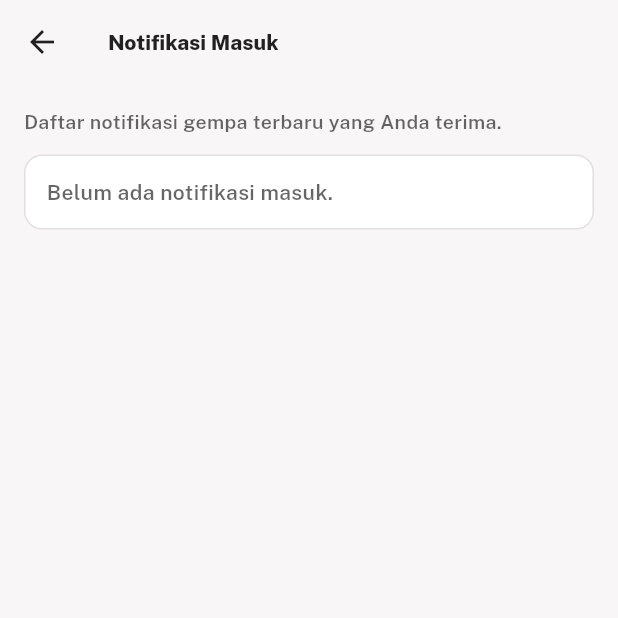
After one commit to slabkim/EVACUATE.AI, a Flutter app: the NotificationsScreen screen opened directly, on a phone screen of 412 x 824 dp, the top half of it. The commit adds this screen. Run offline on Flutter 3.47's test engine with Material 3 defaults, Android fonts, the phone set to English and light mode, and no system bars; our stand-ins replace audioplayers, firebase_core, firebase_messaging, flutter_local_notifications, flutter_map, geocoding and 4 more; accounts and stored records are empty; network calls fail.

Commit message:
fix cron

```diff
--- a/lib/screens/home_screen.dart
+++ b/lib/screens/home_screen.dart
@@ -28,10 +28,12 @@ class HomeScreen extends StatelessWidget {
     super.key,
     required this.onTapChatAi,
     required this.onTapChecklist,
+    required this.onTapNotifications,
   });
 
   final VoidCallback onTapChatAi;
   final VoidCallback onTapChecklist;
+  final VoidCallback onTapNotifications;
 
   @override
   Widget build(BuildContext context) {
@@ -50,7 +52,7 @@ class HomeScreen extends StatelessWidget {
                 _HeaderLokasi(
                   label: appState.locationLabel,
                   hasUnreadNotifications: appState.hasUnreadNotifications,
-                  onTapNotifications: () => appState.setSelectedTab(3),
+                  onTapNotifications: onTapNotifications,
                 ),
                 Expanded(
                   child: RefreshIndicator(
--- /dev/null
+++ b/lib/screens/notifications_screen.dart
@@ -0,0 +1,132 @@
+import 'package:flutter/material.dart';
+import 'package:provider/provider.dart';
+
+import '../state/app_state.dart';
+import '../theme/app_theme.dart';
+
+class NotificationsScreen extends StatelessWidget {
+  const NotificationsScreen({super.key});
+
+  @override
+  Widget build(BuildContext context) {
+    return Consumer<AppState>(
+      builder: (context, appState, _) {
+        final notifications = appState.nearbyReports;
+        final isDark = Theme.of(context).brightness == Brightness.dark;
+
+        return Scaffold(
+          appBar: AppBar(
+            title: const Text(
+              'Notifikasi Masuk',
+              style: TextStyle(fontWeight: FontWeight.w800),
+            ),
+          ),
+          body: Center(
+            child: ConstrainedBox(
+              constraints: const BoxConstraints(maxWidth: 440),
+              child: ListView(
+                padding: const EdgeInsets.all(16),
+                children: <Widget>[
+                  Text(
+                    'Daftar notifikasi gempa terbaru yang Anda terima.',
+                    style: TextStyle(
+                      color: Theme.of(context).hintColor,
+                      fontSize: 13,
+                      fontWeight: FontWeight.w600,
+                    ),
+                  ),
+                  const SizedBox(height: 12),
+                  if (notifications.isEmpty)
+                    _EmptyBox(isDark: isDark)
+                  else
+                    ...notifications.map(
+                      (item) => _NotificationTile(
+                        title: item,
+                        isDark: isDark,
+                      ),
+                    ),
+                ],
+              ),
+            ),
+          ),
+        );
+      },
+    );
+  }
+}
+
+class _NotificationTile extends StatelessWidget {
+  const _NotificationTile({
+    required this.title,
+    required this.isDark,
+  });
+
+  final String title;
+  final bool isDark;
+
+  @override
+  Widget build(BuildContext context) {
+    return Container(
+      margin: const EdgeInsets.only(bottom: 10),
+      padding: const EdgeInsets.all(12),
+      decoration: BoxDecoration(
+        color: isDark ? AppTheme.surfaceDark : Colors.white,
+        borderRadius: BorderRadius.circular(12),
+        border: Border.all(color: isDark ? Colors.white10 : Colors.black12),
+      ),
+      child: Row(
+        crossAxisAlignment: CrossAxisAlignment.start,
+        children: <Widget>[
+          Container(
+            width: 28,
+            height: 28,
+            decoration: BoxDecoration(
+              color: AppTheme.primary.withOpacity(0.15),
+              borderRadius: BorderRadius.circular(999),
+            ),
+            child: const Icon(
+              Icons.notifications_active,
+              color: AppTheme.primary,
+              size: 16,
+            ),
+          ),
+          const SizedBox(width: 10),
+          Expanded(
+            child: Text(
+              title,
+              style: const TextStyle(
+                fontSize: 13,
+                fontWeight: FontWeight.w700,
+              ),
+            ),
+          ),
+        ],
+      ),
+    );
+  }
+}
+
+class _EmptyBox extends StatelessWidget {
+  const _EmptyBox({required this.isDark});
+
+  final bool isDark;
+
+  @override
+  Widget build(BuildContext context) {
+    return Container(
+      padding: const EdgeInsets.all(14),
+      decoration: BoxDecoration(
+        color: isDark ? AppTheme.surfaceDark : Colors.white,
+        borderRadius: BorderRadius.circular(12),
+        border: Border.all(color: isDark ? Colors.white10 : Colors.black12),
+      ),
+      child: Text(
+        'Belum ada notifikasi masuk.',
+        style: TextStyle(
+          color: Theme.of(context).hintColor,
+          fontWeight: FontWeight.w600,
+        ),
+      ),
+    );
+  }
+}
```
Also changed, not shown: lib/main.dart (+15 -0 lines), lib/screens/emergency_alert_screen.dart (+9 -1 lines), lib/state/app_state.dart (+21 -6 lines), vercel.json, 2 other files.
